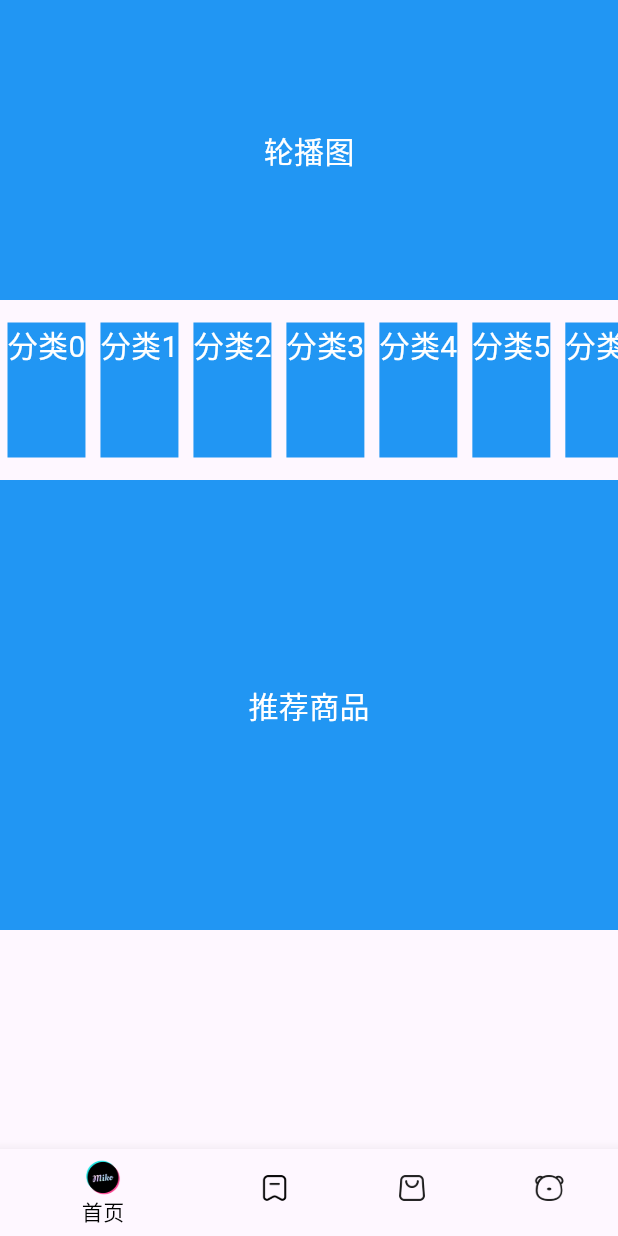
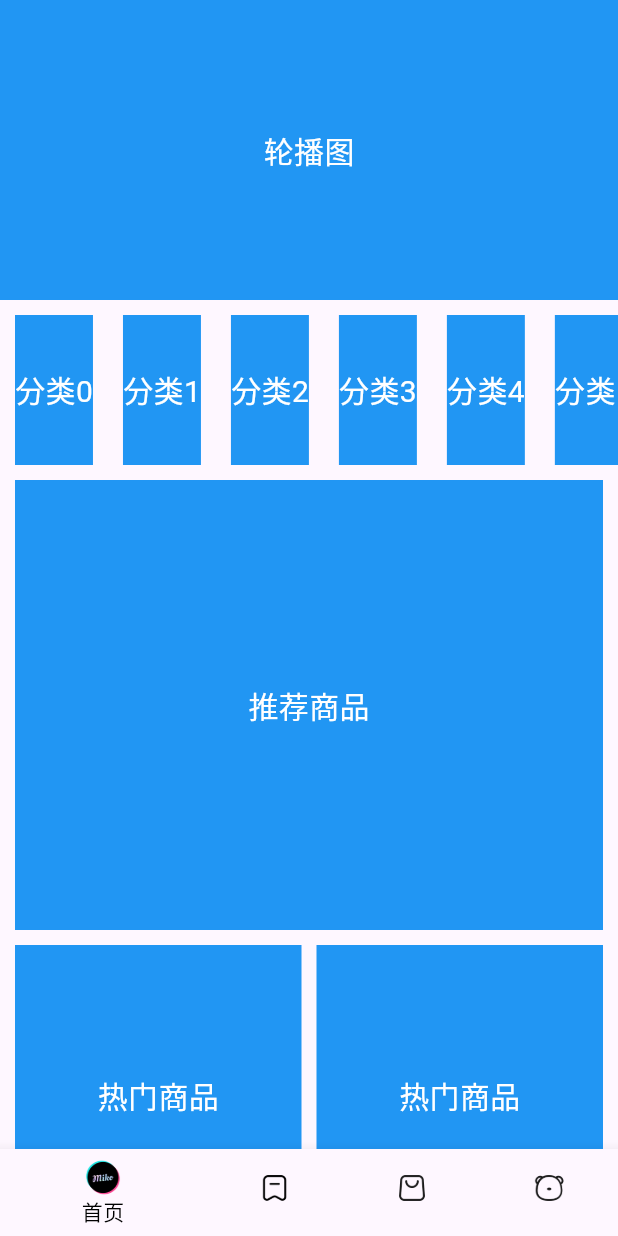
Before and after one commit to hudawei996/flutter_learn, a Flutter app: the screen it shows after launch, on a phone screen of 412 x 824 dp. Run offline on Flutter 3.47's test engine with Material 3 defaults, Android fonts, the light colour scheme and no system bars; our stand-ins replace dio.

Commit message:
完成首页框架

```diff
--- a/lib/app/components/home/HmCategory.dart
+++ b/lib/app/components/home/HmCategory.dart
@@ -19,7 +19,8 @@ class _HmCategoryState extends State<HmCategory> {
         itemBuilder: (BuildContext context, int index) {
           return Container(
             color: Colors.blue,
-            margin: const EdgeInsets.all(5),
+            alignment: Alignment.center,
+            margin: const EdgeInsets.symmetric(horizontal: 10),
             child: Text(
               "分类$index",
               style: const TextStyle(color: Colors.white, fontSize: 20),
--- a/lib/app/components/home/HmHot.dart
+++ b/lib/app/components/home/HmHot.dart
@@ -10,6 +10,14 @@ class HmHot extends StatefulWidget {
 class _HmHotState extends State<HmHot> {
   @override
   Widget build(BuildContext context) {
-    return const Placeholder();
+    return Container(
+      height: 200,
+      color: Colors.blue,
+      alignment: Alignment.center,
+      child: Text(
+        "热门商品",
+        style: TextStyle(color: Colors.white, fontSize: 20),
+      ),
+    );
   }
 }
--- a/lib/app/components/home/HmSuggestion.dart
+++ b/lib/app/components/home/HmSuggestion.dart
@@ -10,13 +10,16 @@ class HmSuggestion extends StatefulWidget {
 class _HmSuggestionState extends State<HmSuggestion> {
   @override
   Widget build(BuildContext context) {
-    return Container(
-      alignment: Alignment.center,
-      height: 300,
-      color: Colors.blue,
-      child: Text(
-        "推荐商品",
-        style: const TextStyle(color: Colors.white, fontSize: 20),
+    return Padding(
+      padding: EdgeInsets.symmetric(horizontal: 10),
+      child: Container(
+        height: 300,
+        color: Colors.blue,
+        alignment: Alignment.center,
+        child: Text(
+          "推荐商品",
+          style: const TextStyle(color: Colors.white, fontSize: 20),
+        ),
       ),
     );
   }
--- a/lib/app/pages/home/index.dart
+++ b/lib/app/pages/home/index.dart
@@ -1,4 +1,6 @@
 import 'package:flutter/material.dart';
+import 'package:flutter_learn/app/components/home/HmHot.dart';
+import 'package:flutter_learn/app/components/home/HmMoreList.dart';
 import 'package:flutter_learn/app/components/home/HmSlider.dart';
 
 import '../../components/home/HmCategory.dart';
@@ -12,7 +14,7 @@ class HomeView extends StatefulWidget {
 }
 
 class _HomeViewState extends State<HomeView> {
-  List<Widget> _getScrollChildre(){
+  List<Widget> _getScrollChildre() {
     return [
       // 轮播图
       const SliverToBoxAdapter(child: HmSlider()),
@@ -25,12 +27,29 @@ class _HomeViewState extends State<HomeView> {
       // 推荐商品组件
       const SliverToBoxAdapter(child: HmSuggestion()),
 
+      const SliverToBoxAdapter(child: SizedBox(height: 10)),
+      // ListView
+      const SliverToBoxAdapter(
+        child: Padding(
+          padding: EdgeInsets.symmetric(horizontal: 10),
+          child: Flex(
+            direction: Axis.horizontal,
+            children: [
+              Expanded(child: HmHot()),
+              SizedBox(width: 10),
+              Expanded(child: HmHot()),
+            ],
+          ),
+        ),
+      ),
+
+      const SliverToBoxAdapter(child: SizedBox(height: 10)),
+      const HmMoreList(),
     ];
   }
+
   @override
   Widget build(BuildContext context) {
-    return CustomScrollView(
-      slivers: _getScrollChildre(),
-    );
+    return CustomScrollView(slivers: _getScrollChildre());
   }
 }
```
Also changed, not shown: lib/app/components/home/HmMoreList.dart (+15 -1 lines).
